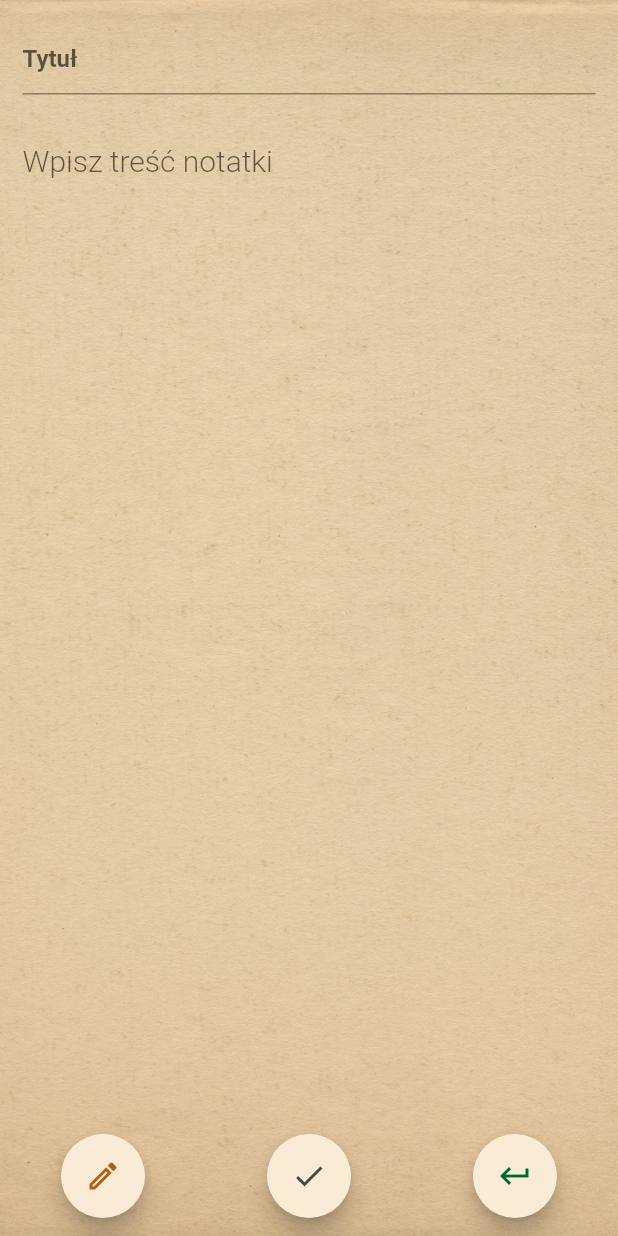
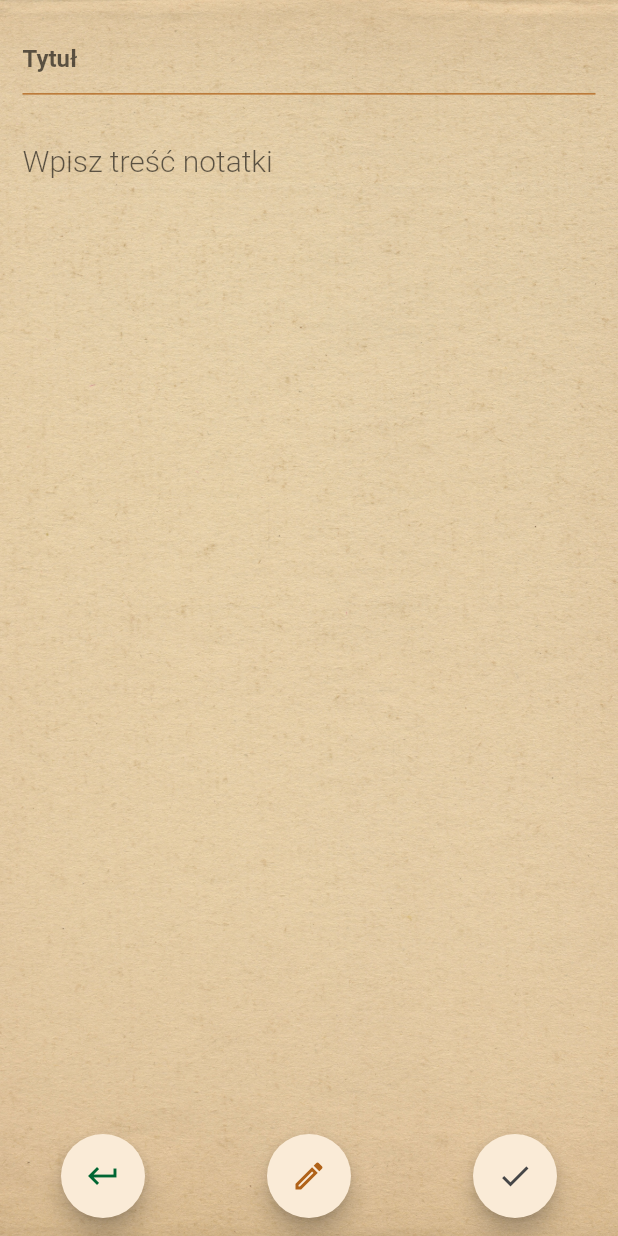
Before and after one commit to patrykdybalski/NOTSY, a Flutter app: the EditNoteScreen screen opened directly with empty values, on a phone screen of 412 x 824 dp. Run offline on Flutter 3.47's test engine with Material 2 defaults, Android fonts, the light colour scheme and no system bars; our stand-ins replace cloud_firestore, firebase_auth, firebase_core, flutter_bloc, flutter_speed_dial, google_fonts and 1 more; accounts and stored records are empty.

Commit message:
Edit edit_note_screen colors

```diff
--- a/lib/features/home/pages/notes_page/add/add_note_page.dart
+++ b/lib/features/home/pages/notes_page/add/add_note_page.dart
@@ -13,7 +13,6 @@ class AddNotePage extends StatefulWidget {
 
 String? _title;
 String? _subtitle;
-
 
 class _AddNotePageState extends State<AddNotePage> {
   @override
@@ -56,7 +55,6 @@ class _AddNotePageState extends State<AddNotePage> {
                             context.read<AddNoteCubit>().add(
                                   _title!,
                                   _subtitle!,
-
                                 );
                           },
                     backgroundColor: AppColors.primaryColor,
@@ -91,7 +89,6 @@ class _AddNotePageState extends State<AddNotePage> {
                   });
                 },
               ),
-
             );
           },
         ),
@@ -181,12 +178,13 @@ class _AddNotePageBody extends StatelessWidget {
               maxLines: 2,
               maxLength: 120,
               style: const TextStyle(
-                color: AppColors.accentColor,
+                color: Color.fromARGB(255, 56, 99, 56),
                 fontWeight: FontWeight.w700,
               ),
               decoration: const InputDecoration(
                 counterText: '',
                 hintText: 'Tytuł',
+
                 border: UnderlineInputBorder(
                   borderSide:
                       BorderSide(color: AppColors.accentColor, width: 1.0),
--- a/lib/features/home/pages/notes_page/notes_page.dart
+++ b/lib/features/home/pages/notes_page/notes_page.dart
@@ -81,8 +81,8 @@ class _NotesPageState extends State<NotesPage>
               fontWeight: FontWeight.bold,
             ),
             tabs: const [
-              Text('Krótkie'),
-              Text('Szczegółowe'),
+              Text('Wszystkie'),
+              Text('Wyróznione'),
             ],
             onTap: (index) {
               if (index == 2) {
--- a/lib/features/home/pages/notes_page/screens/edit_note_screen/edit_note_screen.dart
+++ b/lib/features/home/pages/notes_page/screens/edit_note_screen/edit_note_screen.dart
@@ -45,6 +45,22 @@ class _EditNoteScreenState extends State<EditNoteScreen> {
                 mainAxisAlignment: MainAxisAlignment.spaceAround,
                 children: [
                   FloatingActionButton(
+                    onPressed: () {
+                      Navigator.of(context).pop();
+                    },
+                    backgroundColor: AppColors.primaryColor,
+                    // shape: BeveledRectangleBorder(
+                    //   borderRadius: BorderRadius.circular(10),
+                    //   side: const BorderSide(
+                    //     color: AppColors.secondaryColor,
+                    //   ),
+                    // ),
+                    child: const Icon(
+                      Icons.keyboard_return_outlined,
+                      color: AppColors.accentColor,
+                    ),
+                  ),
+                  FloatingActionButton(
                     onPressed: () {},
                     backgroundColor: AppColors.primaryColor,
                     child: const Icon(
@@ -64,16 +80,6 @@ class _EditNoteScreenState extends State<EditNoteScreen> {
                     child: const Icon(
                       Icons.check_outlined,
                       color: AppColors.secondaryColor,
-                    ),
-                  ),
-                  FloatingActionButton(
-                    onPressed: () {
-                      Navigator.of(context).pop();
-                    },
-                    backgroundColor: AppColors.primaryColor,
-                    child: const Icon(
-                      Icons.keyboard_return_outlined,
-                      color: AppColors.accentColor,
                     ),
                   ),
                 ],
@@ -134,19 +140,22 @@ class _AddNotePageBody extends StatelessWidget {
               maxLines: 2,
               maxLength: 120,
               style: const TextStyle(
-                color: AppColors.accentColor,
+                color: Color.fromARGB(255, 56, 99, 56),
                 fontWeight: FontWeight.w700,
               ),
               decoration: const InputDecoration(
                 counterText: '',
                 hintText: 'Tytuł',
+                enabled: true,
+                enabledBorder: UnderlineInputBorder(
+                  borderSide: BorderSide(color: AppColors.redColor, width: 0.8),
+                ),
                 border: UnderlineInputBorder(
-                  borderSide:
-                      BorderSide(color: AppColors.accentColor, width: 1.0),
+                  borderSide: BorderSide(
+                      color: Color.fromARGB(255, 108, 223, 88), width: 1.0),
                 ),
                 focusedBorder: UnderlineInputBorder(
-                  borderSide:
-                      BorderSide(color: AppColors.accentColor, width: 1.0),
+                  borderSide: BorderSide(color: AppColors.redColor, width: 1.0),
                 ),
               ),
             ),
```
Also changed, not shown: lib/features/home/pages/notes_page/add/cubit/add_note_cubit.dart (+0 -15 lines), lib/features/home/pages/notes_page/cubit/note_cubit.dart (+18 -0 lines), lib/features/home/pages/notes_page/screens/general_notes/general_notes.dart (+48 -0 lines).
